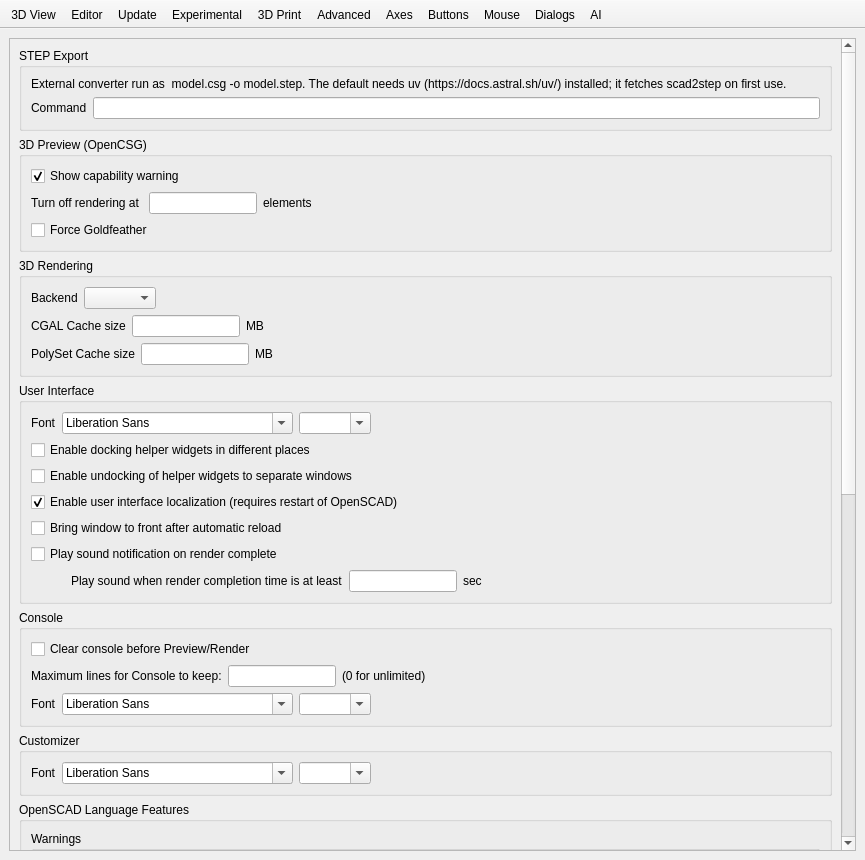
Above: src/gui/Preferences.ui from etjones/openscad before the change. Below: the same form after it.
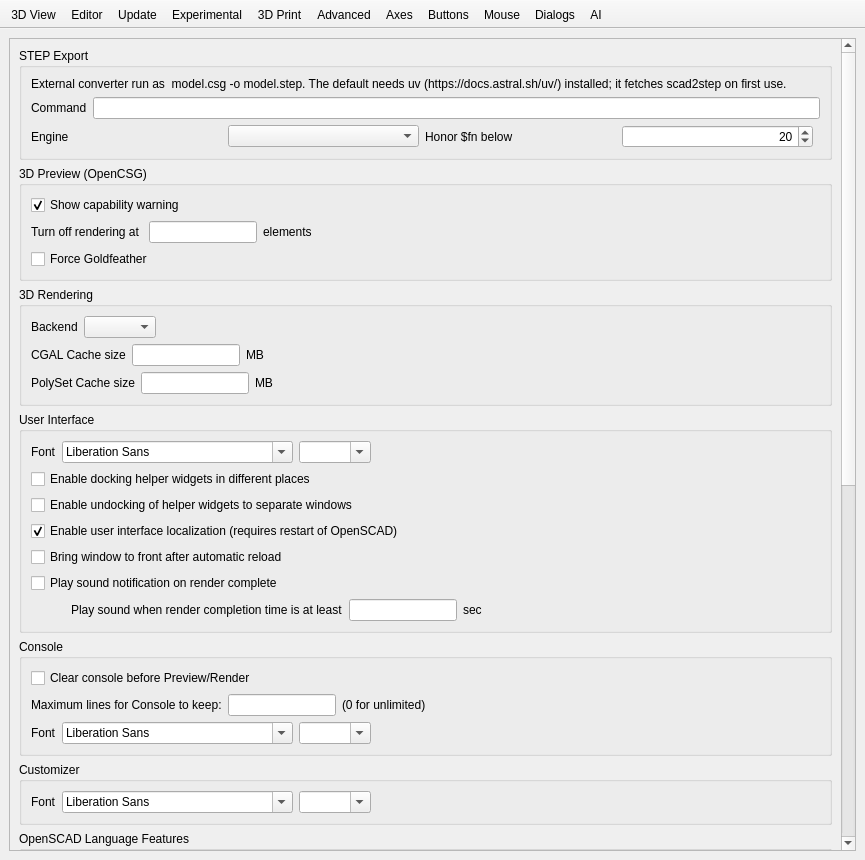
That is the form after the change. The open tabs and pages were chosen to show the change. Icons and pictures are not drawn. Custom widgets are drawn as their Qt base class.

Commit message: Built-in STEP export through an OpenCASCADE B-rep evaluator

What changed in the file:
```diff
--- a/src/gui/Preferences.ui
+++ b/src/gui/Preferences.ui
@@ -2064,6 +2064,56 @@
                  </item>
                 </layout>
                </item>
+               <item>
+                <layout class="QHBoxLayout" name="horizontalLayoutStepExportEngine">
+                 <item>
+                  <widget class="QLabel" name="labelStepExportEngine">
+                   <property name="text">
+                    <string>Engine</string>
+                   </property>
+                   <property name="buddy">
+                    <cstring>comboBoxStepExportEngine</cstring>
+                   </property>
+                  </widget>
+                 </item>
+                 <item>
+                  <widget class="QComboBox" name="comboBoxStepExportEngine"/>
+                 </item>
+                 <item>
+                  <widget class="QLabel" name="labelStepExportFacetThreshold">
+                   <property name="text">
+                    <string>Honor $fn below</string>
+                   </property>
+                   <property name="toolTip">
+                    <string>A $fn below this value is exported as polygonal geometry (circle($fn=6) is a hexagon); at or above it the curve is exact. 0 always exports exact curves.</string>
+                   </property>
+                   <property name="buddy">
+                    <cstring>spinBoxStepExportFacetThreshold</cstring>
+                   </property>
+                  </widget>
+                 </item>
+                 <item>
+                  <widget class="QSpinBox" name="spinBoxStepExportFacetThreshold">
+                   <property name="alignment">
+                    <set>Qt::AlignRight|Qt::AlignTrailing|Qt::AlignVCenter</set>
+                   </property>
+                   <property name="maximum">
+                    <number>100000</number>
+                   </property>
+                   <property name="value">
+                    <number>20</number>
+                   </property>
+                  </widget>
+                 </item>
+                 <item>
+                  <spacer name="horizontalSpacerStepExport">
+                   <property name="orientation">
+                    <enum>Qt::Horizontal</enum>
+                   </property>
+                  </spacer>
+                 </item>
+                </layout>
+               </item>
               </layout>
              </widget>
             </item>
```
The commit also changes 19 other files.
